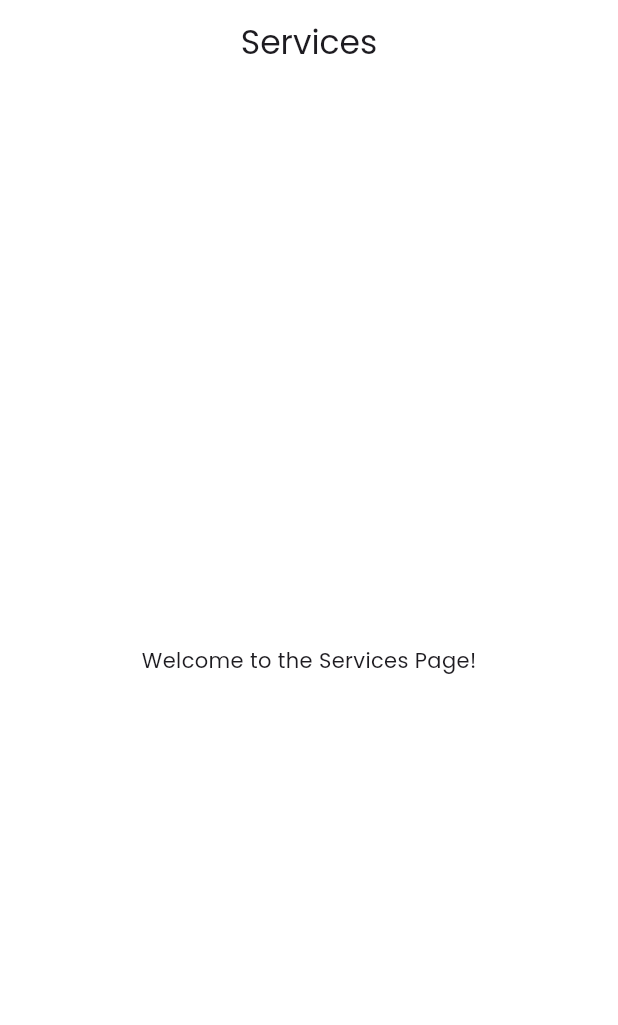
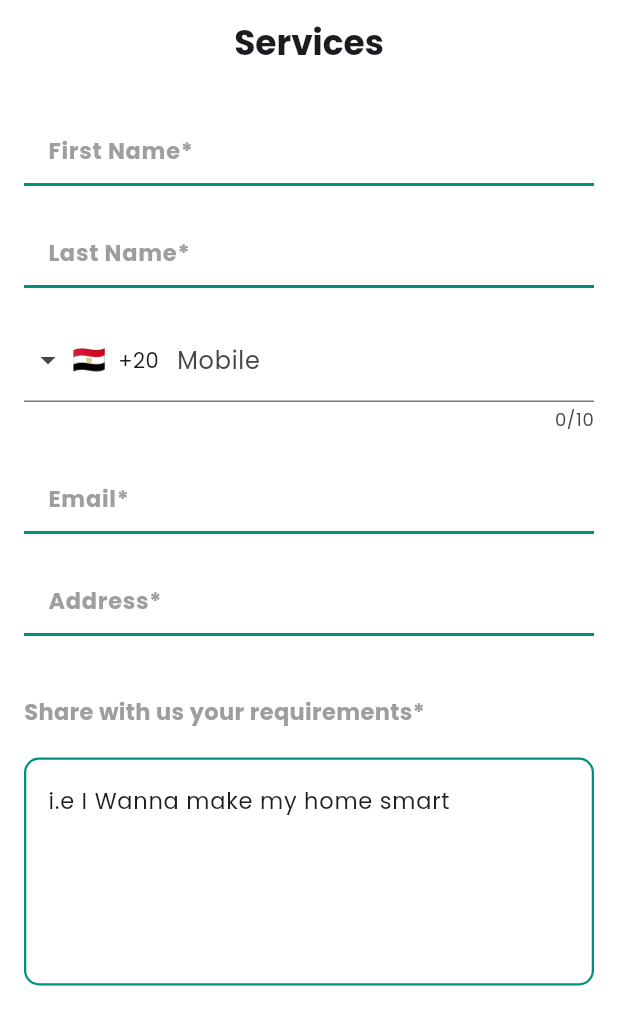
Before and after one commit to graduationproject273/graduatinproject, a Flutter app: the ServicesView screen opened by its route, on a phone screen of 412 x 824 dp. Shown: the top 1025 px of the screen. Run offline on Flutter 3.47's test engine with Material 3 defaults, Android fonts, the phone set to English and light mode, and no system bars; drawn by our look-alikes of intl_phone_field; our stand-ins replace bloc, dartz, device_preview, dio, dots_indicator, equatable and 7 more; missing offline and left inert: data_connection_checker_tv; accounts and stored records are empty.

Commit message:
add form widget

```diff
--- a/lib/core/widgets/custom_textfield.dart
+++ b/lib/core/widgets/custom_textfield.dart
@@ -1,19 +1,19 @@
-// ignore_for_file: public_member_api_docs, sort_constructors_first
 import 'package:flutter/material.dart';
 import 'package:gradution/core/styles/colors.dart';
 
 class CustomTextformfield extends StatelessWidget {
   final String hintText;
   final TextInputType keyboardType;
- final  bool? obscureText;
+  final bool? obscureText;
   final Widget? suffixIcon;
   final String? Function(String?)? validator;
   final String? Function(String?)? onSaved;
   final int? maxLines;
   final double? cursorHeight;
   final TextStyle? hintStyle;
-  final Color? color ;
+  final Color? color;
   final Color? colorborder;
+  final InputBorder? border;
   const CustomTextformfield({
     super.key,
     required this.hintText,
@@ -21,37 +21,45 @@ class CustomTextformfield extends StatelessWidget {
     this.obscureText,
     this.suffixIcon,
     this.validator,
-    this.onSaved, this.maxLines, this.cursorHeight, this.hintStyle, this.color, this.colorborder,
+    this.onSaved,
+    this.maxLines,
+    this.cursorHeight,
+    this.hintStyle,
+    this.color,
+    this.colorborder,
+    this.border,
   });
 
   @override
   Widget build(BuildContext context) {
+    final inputBorder = border ?? buildBorder();
+
     return TextFormField(
-
       obscureText: obscureText ?? false,
       onSaved: onSaved,
       keyboardType: keyboardType,
       validator: validator,
       cursorHeight: cursorHeight,
       cursorColor: maincolor,
-      maxLines: maxLines,
+      maxLines: obscureText == true ? 1 : maxLines,
       decoration: InputDecoration(
-        hintStyle:hintStyle ,
+        hintStyle: hintStyle,
         suffixIcon: suffixIcon,
-        suffixIconColor: Color(0xFFC9CECF),
+        suffixIconColor: const Color(0xFFC9CECF),
         hintText: hintText,
         filled: true,
-        fillColor:color ?? Colors.white,
-        border: buildBorder(),
-        enabledBorder: buildBorder(),
-        focusedBorder: buildBorder(),
-    ));
+        fillColor: color ?? Colors.white,
+        border: inputBorder,
+        enabledBorder: inputBorder,
+        focusedBorder: inputBorder,
+      ),
+    );
   }
 
   OutlineInputBorder buildBorder() {
     return OutlineInputBorder(
-        borderSide: BorderSide(width: 1.5, color: colorborder ?? Color(0xFFC9CECF)),
-        borderRadius: BorderRadius.circular(10),
-      );
+      borderSide: BorderSide(width: 1.5, color: colorborder ?? const Color(0xFFC9CECF)),
+      borderRadius: BorderRadius.circular(10),
+    );
   }
 }
--- a/lib/featrues/onbording/presentation/views/widgets/onboaeding_view_body.dart
+++ b/lib/featrues/onbording/presentation/views/widgets/onboaeding_view_body.dart
@@ -89,7 +89,7 @@ Widget build(BuildContext context) {
         right: 16,
         child: ButtonAndIndicators(position: currentPage, onNextPressed: () {
           if (currentPage == 2) {
-            GoRouter.of(context).push(Routes.signupseller);
+            GoRouter.of(context).push(Routes.service);
           }
           _pageController.nextPage(
             duration: const Duration(milliseconds: 300),
--- a/lib/featrues/services/presentation/pages/services_view.dart
+++ b/lib/featrues/services/presentation/pages/services_view.dart
@@ -1,4 +1,6 @@
 import 'package:flutter/material.dart';
+import 'package:gradution/core/styles/textstyles.dart';
+import 'package:gradution/featrues/services/presentation/widgets/body_formuser_widet.dart';
 
 class ServicesView extends StatelessWidget {
   const ServicesView({super.key});
@@ -8,13 +10,11 @@ class ServicesView extends StatelessWidget {
     return Scaffold(
       appBar: AppBar(
         centerTitle: true,
-        title: const Text('Services'),
+        title:  Text('Services',style: Textstyles.texttitlelogin,),
         backgroundColor: Colors.white,
       ),
       backgroundColor: Colors.white,
-      body: const Center(
-        child: Text('Welcome to the Services Page!'),
-      ),
+      body: BodyFormuserWidet()
     );
   }
 }
--- /dev/null
+++ b/lib/featrues/services/presentation/widgets/body_formuser_widet.dart
@@ -0,0 +1,98 @@
+import 'package:flutter/material.dart';
+import 'package:gradution/core/styles/colors.dart';
+import 'package:gradution/core/styles/textstyles.dart';
+import 'package:gradution/core/widgets/custom_textfield.dart';
+import 'package:intl_phone_field/intl_phone_field.dart';
+
+class BodyFormuserWidet extends StatelessWidget {
+  const BodyFormuserWidet({super.key});
+
+  @override
+  Widget build(BuildContext context) {
+    return Padding(
+      padding: const EdgeInsets.symmetric(horizontal: 16.0, vertical: 20),
+      child: Column(
+        children: [
+          CustomTextformfield(hintText:'First Name*' ,hintStyle: Textstyles.namereview.copyWith(color: Colors.grey, fontSize: 15), keyboardType: TextInputType.text, color: Colors.white,border: UnderlineInputBorder(
+      borderSide: BorderSide(
+        width: 2,
+        color: maincolor,
+      ),
+    ),),
+          const SizedBox(height: 20),
+          CustomTextformfield(hintText: 'Last Name*',hintStyle: Textstyles.namereview.copyWith(color: Colors.grey, fontSize: 15), keyboardType: TextInputType.emailAddress, color: Colors.white,border: UnderlineInputBorder(
+      borderSide: BorderSide(
+        width: 2,
+        color: maincolor,
+      ),
+    ),),
+          const SizedBox(height: 20),
+IntlPhoneField(
+  decoration: InputDecoration(
+    labelText: 'Mobile',
+    hintStyle: Textstyles.namereview.copyWith(
+      color: Colors.grey,
+      fontSize: 15,
+    ),
+    border: UnderlineInputBorder(
+      borderSide: BorderSide(
+        width: 2,
+        color: maincolor,
+      ),
+    ),
+    focusedBorder: UnderlineInputBorder(
+      borderSide: BorderSide(
+        width: 2,
+        color: maincolor,
+      ),
+    ),
+  ),
+  dropdownDecoration: BoxDecoration(
+    color: Colors.white, // الخلفية البيضاء للقائمة المنسدلة
+  ),
+  initialCountryCode: 'EG',
+  onChanged: (phone) {
+    print(phone.completeNumber);
+  },
+),
+
+          const SizedBox(height: 20),
+          CustomTextformfield(hintText: 'Email*',hintStyle:   Textstyles.namereview.copyWith(color: Colors.grey, fontSize: 15), keyboardType: TextInputType.visiblePassword, obscureText: true, color: Colors.white,
+          border: UnderlineInputBorder(
+      borderSide: BorderSide(
+        width: 2,
+        color: maincolor,
+      ),
+    ),
+          ),
+          const SizedBox(height: 20),
+          CustomTextformfield(hintText: 'Address*',hintStyle:   Textstyles.namereview.copyWith(color: Colors.grey, fontSize: 15), keyboardType: TextInputType.visiblePassword, obscureText: true, color: Colors.white
+          ,border: UnderlineInputBorder(
+      borderSide: BorderSide(
+        width: 2,
+        color: maincolor,
+      ),
+
+    ),
+          ),
+          const SizedBox(height: 40),
+          Row(
+            mainAxisAlignment: MainAxisAlignment.start,
+            children: [
+              Text('Share with us your requirements*',style: Textstyles.namereview.copyWith(color: Colors.grey, fontSize: 15),),
+            ],
+          ),
+          const SizedBox(height: 20),
+
+          CustomTextformfield(hintText: 'i.e I Wanna make my home smart',hintStyle: Textstyles.namereview.copyWith(
+            fontWeight: FontWeight.w400,
+            fontSize: 15,
+          ), keyboardType: TextInputType.text,
+          maxLines: 5,
+          colorborder: maincolor,
+          )
+        ],
+      ),
+    );
+  }
+}
--- a/pubspec.yaml
+++ b/pubspec.yaml
@@ -52,6 +52,7 @@ dependencies:
   equatable: ^2.0.7
   pin_code_fields: ^8.0.1
   im_stepper: ^1.0.1
+  intl_phone_field: ^3.2.0
 
 dev_dependencies:
   flutter_test:
```
Also changed, not shown: pubspec.lock, 4 other files.
